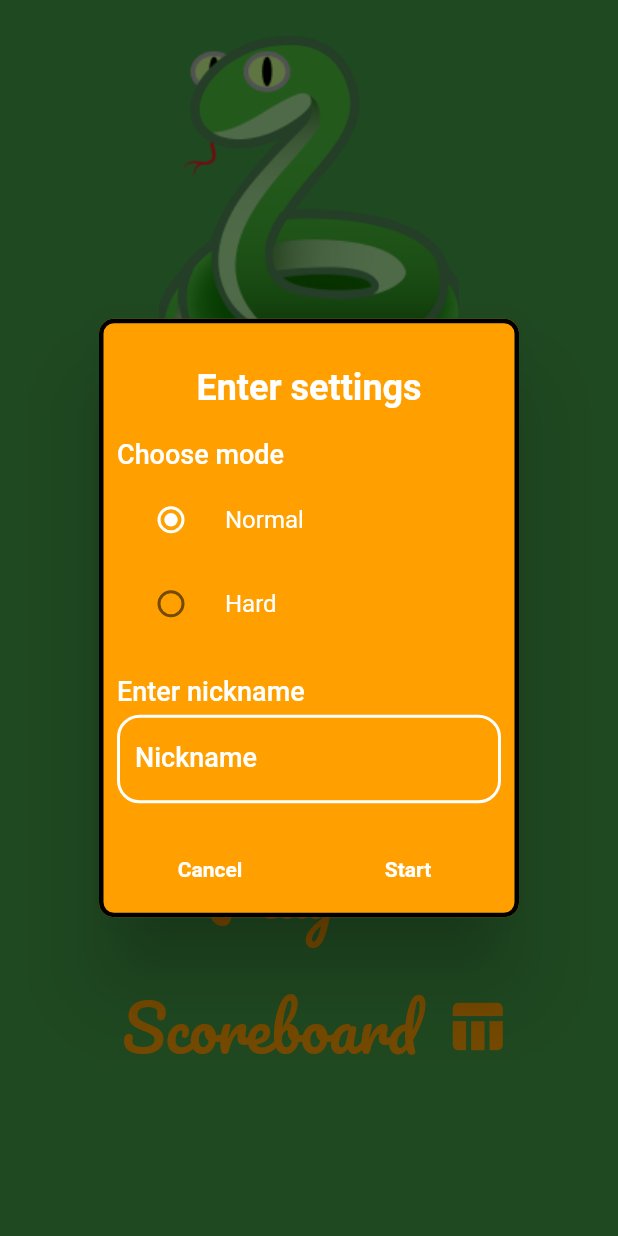
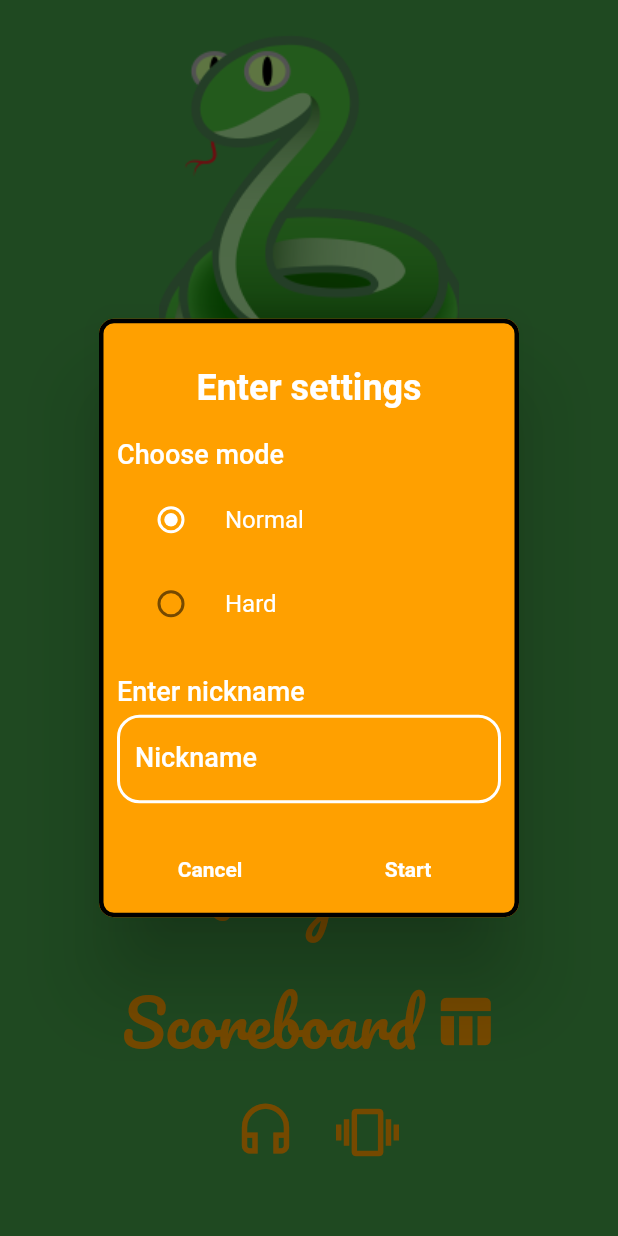
Before and after one commit to BartoszRudnik/snake_flutter, a Flutter app: the screen it shows after launch, after a tap on "Play", on a phone screen of 412 x 824 dp. Run offline on Flutter 3.47's test engine with Material 2 defaults, Android fonts, the phone set to English and light mode, and no system bars; our stand-ins replace assets_audio_player, google_fonts, sensors_plus, shared_preferences, wakelock; missing offline and left inert: flutter_vibrate.

Commit message:
dodanie mozliwosci wylaczenia dzwieku i wibracji

```diff
--- a/lib/entry_screen.dart
+++ b/lib/entry_screen.dart
@@ -1,6 +1,7 @@
 import 'package:flutter/material.dart';
 import 'package:provider/provider.dart';
 import 'package:snake_flutter/provider/scoreboard_provider.dart';
+import 'package:snake_flutter/provider/settings_provider.dart';
 import 'package:snake_flutter/routes.dart';
 import 'package:snake_flutter/utils/start_game_dialog.dart';
 import 'package:google_fonts/google_fonts.dart';
@@ -16,7 +17,12 @@ class _EntryScreenState extends State<EntryScreen> {
   late Future _future;
 
   Future<void> loadPreviousData() async {
-    await Provider.of<ScoreboardProvider>(context, listen: false).loadData();
+    await Future.wait(
+      [
+        Provider.of<ScoreboardProvider>(context, listen: false).loadData(),
+        Provider.of<SettingsProvider>(context, listen: false).loadSettings(),
+      ],
+    );
   }
 
   @override
@@ -28,6 +34,8 @@ class _EntryScreenState extends State<EntryScreen> {
 
   @override
   Widget build(BuildContext context) {
+    final settings = Provider.of<SettingsProvider>(context).settings;
+
     return Scaffold(
       backgroundColor: Colors.green[600],
       body: FutureBuilder(
@@ -40,6 +48,7 @@ class _EntryScreenState extends State<EntryScreen> {
                     height: MediaQuery.of(context).size.height,
                     child: Column(
                       mainAxisAlignment: MainAxisAlignment.spaceAround,
+                      crossAxisAlignment: CrossAxisAlignment.center,
                       children: [
                         Expanded(
                           child: Padding(
@@ -66,12 +75,6 @@ class _EntryScreenState extends State<EntryScreen> {
                             ),
                           ),
                         ),
-                        Flexible(
-                          child: Column(
-                            children: [
-                              Row(
-                                mainAxisAlignment: MainAxisAlignment.center,
-                                children: [
                         TextButton(
                           onPressed: () async {
                             final args = await StartGameDialog.showStartDialog(context);
@@ -86,14 +89,16 @@ class _EntryScreenState extends State<EntryScreen> {
                               );
                             }
                           },
-                                    child: Text(
+                          child: Row(
+                            mainAxisAlignment: MainAxisAlignment.center,
+                            children: [
+                              Text(
                                 'Play',
                                 style: GoogleFonts.pacifico(
                                   textStyle: TextStyle(
                                     color: Colors.amber[700],
                                     fontSize: 42,
                                     fontWeight: FontWeight.w500,
-                                        ),
                                   ),
                                 ),
                               ),
@@ -105,21 +110,21 @@ class _EntryScreenState extends State<EntryScreen> {
                               ),
                             ],
                           ),
-                              Row(
-                                mainAxisAlignment: MainAxisAlignment.center,
-                                children: [
+                        ),
                         TextButton(
                           onPressed: () {
                             Navigator.of(context).pushNamed(Routes.scoreboardRoute);
                           },
-                                    child: Text(
+                          child: Row(
+                            mainAxisAlignment: MainAxisAlignment.center,
+                            children: [
+                              Text(
                                 'Scoreboard',
                                 style: GoogleFonts.pacifico(
                                   textStyle: TextStyle(
                                     color: Colors.amber[700],
                                     fontSize: 42,
                                     fontWeight: FontWeight.w500,
-                                        ),
                                   ),
                                 ),
                               ),
@@ -131,9 +136,36 @@ class _EntryScreenState extends State<EntryScreen> {
                               ),
                             ],
                           ),
+                        ),
+                        Padding(
+                          padding: const EdgeInsets.only(bottom: 50.0),
+                          child: Row(
+                            mainAxisAlignment: MainAxisAlignment.center,
+                            children: [
+                              IconButton(
+                                onPressed: () {
+                                  Provider.of<SettingsProvider>(context, listen: false).changeMusicStatus();
+                                },
+                                icon: Icon(
+                                  settings.isMusic ? Icons.headset_outlined : Icons.headset_off_outlined,
+                                  color: Colors.amber[700],
+                                  size: 42,
+                                ),
+                              ),
+                              const SizedBox(width: 20),
+                              IconButton(
+                                onPressed: () {
+                                  Provider.of<SettingsProvider>(context, listen: false).changeVibrationStatus();
+                                },
+                                icon: Icon(
+                                  settings.isVibration ? Icons.vibration_outlined : Icons.mobile_off_outlined,
+                                  color: Colors.amber[700],
+                                  size: 42,
+                                ),
+                              ),
                             ],
                           ),
-                        ),
+                        )
                       ],
                     ),
                   ),
--- a/lib/main.dart
+++ b/lib/main.dart
@@ -1,6 +1,7 @@
 import 'package:flutter/material.dart';
 import 'package:snake_flutter/entry_screen.dart';
 import 'package:snake_flutter/provider/scoreboard_provider.dart';
+import 'package:snake_flutter/provider/settings_provider.dart';
 import 'package:snake_flutter/routes.dart';
 import 'package:provider/provider.dart';
 
@@ -18,6 +19,9 @@ class MyApp extends StatelessWidget {
         ChangeNotifierProvider(
           create: (context) => ScoreboardProvider(),
         ),
+        ChangeNotifierProvider(
+          create: (context) => SettingsProvider(),
+        ),
       ],
       child: MaterialApp(
         title: 'Flutter Snake',
--- /dev/null
+++ b/lib/model/settings.dart
@@ -0,0 +1,21 @@
+class Settings {
+  bool isMusic;
+  bool isVibration;
+
+  Settings({
+    required this.isMusic,
+    required this.isVibration,
+  });
+
+  static Settings fromJson(Map<String, Object> json) => Settings(
+        isMusic: json['isMusic'] == 1 ? true : false,
+        isVibration: json['isVibration'] == 1 ? true : false,
+      );
+
+  Map<String, dynamic> toJson() {
+    return {
+      "isMusic": isMusic ? 1 : 0,
+      "isVibration": isVibration ? 1 : 0,
+    };
+  }
+}
--- a/lib/provider/scoreboard_provider.dart
+++ b/lib/provider/scoreboard_provider.dart
@@ -29,11 +29,10 @@ class ScoreboardProvider with ChangeNotifier {
 
   void saveData() async {
     final prefs = await SharedPreferences.getInstance();
-    prefs.clear();
 
     final usersData = json.encode(users);
 
-    prefs.setString("usersData", usersData);
+    await prefs.setString("usersData", usersData);
   }
 
   Future<bool> loadData() async {
--- /dev/null
+++ b/lib/provider/settings_provider.dart
@@ -0,0 +1,52 @@
+import 'dart:convert';
+
+import 'package:flutter/cupertino.dart';
+import 'package:shared_preferences/shared_preferences.dart';
+import 'package:snake_flutter/model/settings.dart';
+
+class SettingsProvider with ChangeNotifier {
+  Settings settings = Settings(
+    isMusic: true,
+    isVibration: true,
+  );
+
+  void changeMusicStatus() {
+    settings.isMusic = !settings.isMusic;
+    saveSettings();
+
+    notifyListeners();
+  }
+
+  void changeVibrationStatus() {
+    settings.isVibration = !settings.isVibration;
+    saveSettings();
+
+    notifyListeners();
+  }
+
+  void saveSettings() async {
+    final prefs = await SharedPreferences.getInstance();
+    final settingsData = json.encode(settings);
+
+    await prefs.setString("userSettings", settingsData);
+  }
+
+  Future<bool> loadSettings() async {
+    final getPreferences = await SharedPreferences.getInstance();
+
+    if (!getPreferences.containsKey("userSettings")) {
+      return false;
+    }
+
+    final extractedSettings = json.decode(getPreferences.getString("userSettings")!);
+
+    settings = Settings(
+      isMusic: extractedSettings['isMusic'] == 1,
+      isVibration: extractedSettings['isVibration'] == 1,
+    );
+
+    notifyListeners();
+
+    return true;
+  }
+}
```
Also changed, not shown: lib/game.dart (+16 -1 lines). Lines whose indentation alone changed are shown as unchanged.
